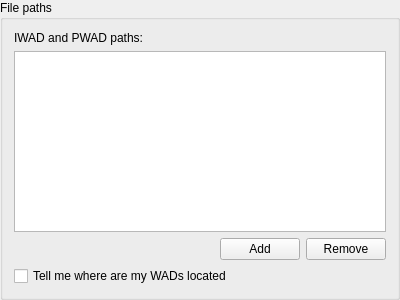
First picture: the form in src/core/gui/configuration/cfgfilepaths.ui, repository Destroyerrrocket/doomseeker-unofficial, before the edit.
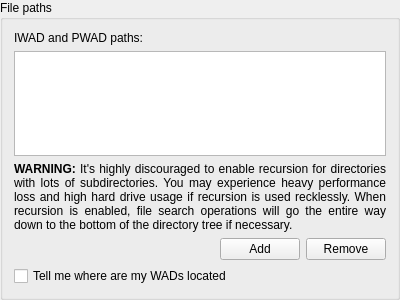
Second picture: the form after the edit.

Commit message: - Recursion for file search paths can now be enabled.

```diff
--- a/src/core/gui/configuration/cfgfilepaths.ui
+++ b/src/core/gui/configuration/cfgfilepaths.ui
@@ -28,15 +28,34 @@
     </widget>
    </item>
    <item>
-    <widget class="QListView" name="lstIwadAndPwadPaths">
-     <property name="maximumSize">
-      <size>
-       <width>16777215</width>
-       <height>16777215</height>
-      </size>
-     </property>
+    <widget class="QTableView" name="lstIwadAndPwadPaths">
      <property name="selectionMode">
       <enum>QAbstractItemView::ExtendedSelection</enum>
+     </property>
+     <property name="selectionBehavior">
+      <enum>QAbstractItemView::SelectRows</enum>
+     </property>
+     <property name="horizontalScrollMode">
+      <enum>QAbstractItemView::ScrollPerPixel</enum>
+     </property>
+     <property name="wordWrap">
+      <bool>false</bool>
+     </property>
+     <attribute name="horizontalHeaderHighlightSections">
+      <bool>false</bool>
+     </attribute>
+     <attribute name="verticalHeaderVisible">
+      <bool>false</bool>
+     </attribute>
+    </widget>
+   </item>
+   <item>
+    <widget class="QLabel" name="label_2">
+     <property name="text">
+      <string>&lt;html&gt;&lt;head/&gt;&lt;body&gt;&lt;p align=&quot;justify&quot;&gt;&lt;span style=&quot; font-weight:600;&quot;&gt;WARNING: &lt;/span&gt;It's highly discouraged to enable recursion for directories with lots of subdirectories. You may experience heavy performance loss and high hard drive usage if recursion is used recklessly. When recursion is enabled, file search operations will go the entire way down to the bottom of the directory tree if necessary.&lt;/p&gt;&lt;/body&gt;&lt;/html&gt;</string>
+     </property>
+     <property name="wordWrap">
+      <bool>true</bool>
      </property>
     </widget>
    </item>
```
The commit also changes 18 other files.
